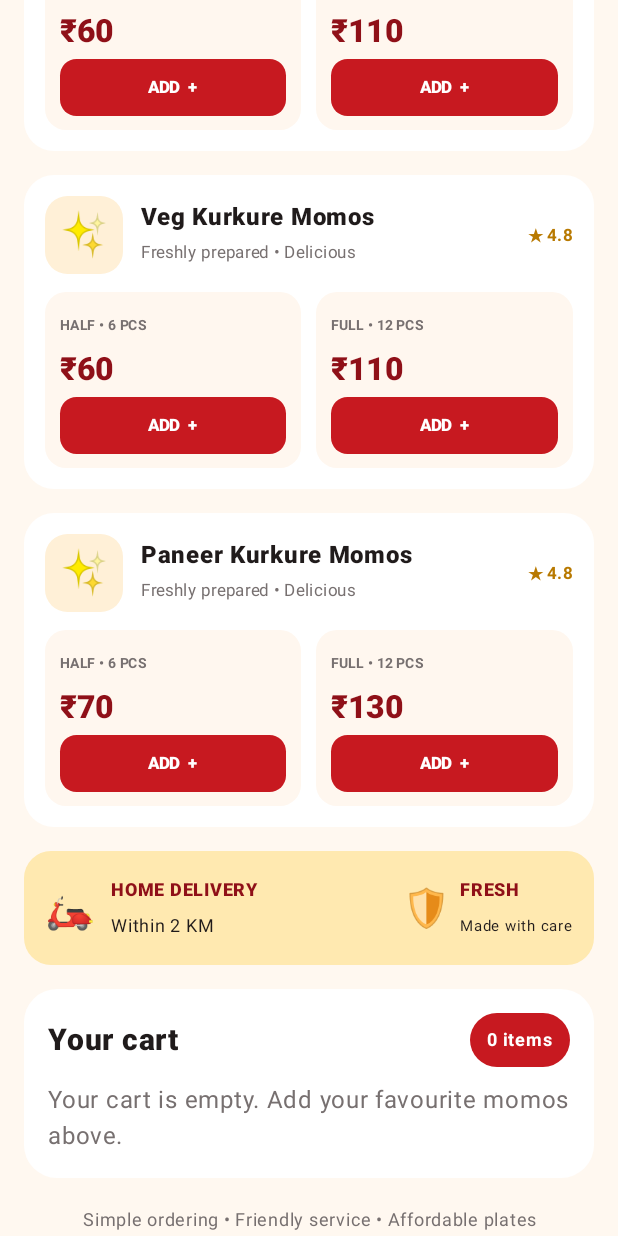
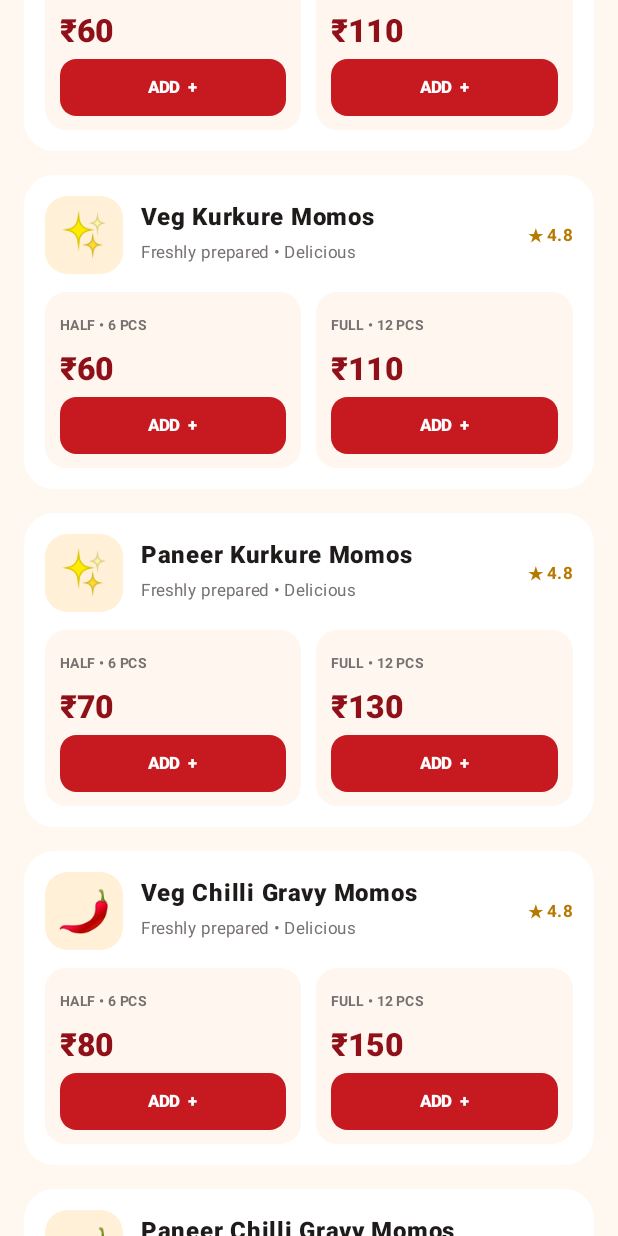
Before and after one commit to kanharohidas4-stack/KUHULU-MOMO, an Android app built with Jetpack Compose: the screen it shows after launch (MainActivity), scrolled down 1153 dp, on a phone screen of 412 x 824 dp. Run offline under Robolectric (Android 15) with nearby library versions, the phone set to English and light mode, and no system bars.

Commit message:
Complete customer menu with 8 items and Hindi-English UI

```diff
--- a/app/src/main/java/com/kuhulumomo/MainActivity.kt
+++ b/app/src/main/java/com/kuhulumomo/MainActivity.kt
@@ -38,20 +38,23 @@ class MainActivity : ComponentActivity() {
     }
 }
 
-private data class MenuItem(val name: String, val halfPrice: Int, val fullPrice: Int, val emoji: String)
+private data class MenuItem(val name: String, val hindiName: String, val halfPrice: Int, val fullPrice: Int, val emoji: String)
 private val menuItems = listOf(
-    MenuItem("Veg Steam Momos", 40, 80, "🥟"),
-    MenuItem("Paneer Steam Momos", 50, 100, "🥟"),
-    MenuItem("Veg Fried Momos", 50, 100, "🍽️"),
-    MenuItem("Paneer Fried Momos", 60, 110, "🍽️"),
-    MenuItem("Veg Kurkure Momos", 60, 110, "✨"),
-    MenuItem("Paneer Kurkure Momos", 70, 130, "✨")
+    MenuItem("Veg Steam Momos", "वेज स्टीम मोमोज़", 40, 80, "🥟"),
+    MenuItem("Paneer Steam Momos", "पनीर स्टीम मोमोज़", 50, 100, "🥟"),
+    MenuItem("Veg Fried Momos", "वेज फ्राइड मोमोज़", 50, 100, "🍽️"),
+    MenuItem("Paneer Fried Momos", "पनीर फ्राइड मोमोज़", 60, 110, "🍽️"),
+    MenuItem("Veg Kurkure Momos", "वेज कुरकुरे मोमोज़", 60, 110, "✨"),
+    MenuItem("Paneer Kurkure Momos", "पनीर कुरकुरे मोमोज़", 70, 130, "✨"),
+    MenuItem("Veg Chilli Gravy Momos", "वेज चिली ग्रेवी मोमोज़", 80, 150, "🌶️"),
+    MenuItem("Paneer Chilli Gravy Momos", "पनीर चिली ग्रेवी मोमोज़", 90, 170, "🌶️")
 )
 
 @Composable
 fun KuhuluMomoApp() {
     val isOwner = BuildConfig.APP_TYPE == "OWNER"
     val cart = remember { mutableStateMapOf<String, Int>() }
+    var hindi by remember { mutableStateOf(false) }
     var showCheckout by remember { mutableStateOf(false) }
     var selectedOwnerSection by remember { mutableStateOf("Overview") }
     val context = LocalContext.current
@@ -82,7 +85,7 @@ fun KuhuluMomoApp() {
                 contentPadding = PaddingValues(start = 16.dp, end = 16.dp, top = 12.dp, bottom = 28.dp),
                 verticalArrangement = Arrangement.spacedBy(16.dp)
             ) {
-                item { AppTopBar(isOwner) }
+                item { AppTopBar(isOwner, hindi) { hindi = !hindi } }
                 if (isOwner) {
                     item {
                         OwnerHero()
@@ -133,45 +136,46 @@ fun KuhuluMomoApp() {
                         Text("Your Owner App is the business control panel. Sales and profit figures will populate after records are connected.", color = Muted, fontSize = 12.sp)
                     }
                 } else {
-                    item { CustomerHero() }
+                    item { CustomerHero(hindi) }
                     item {
                         Row(verticalAlignment = Alignment.CenterVertically, horizontalArrangement = Arrangement.SpaceBetween, modifier = Modifier.fillMaxWidth()) {
                             Column {
-                                Text("Our menu", fontSize = 23.sp, fontWeight = FontWeight.ExtraBold, color = Ink)
-                                Text("Freshly made. Full of flavour.", color = Muted, fontSize = 13.sp)
+                                Text(if (hindi) "हमारा मेन्यू" else "Our menu", fontSize = 23.sp, fontWeight = FontWeight.ExtraBold, color = Ink)
+                                Text(if (hindi) "ताज़ा और स्वादिष्ट मोमोज़" else "Freshly made. Full of flavour.", color = Muted, fontSize = 13.sp)
                             }
                             Surface(color = Color(0xFFFFE6A0), shape = RoundedCornerShape(30.dp)) {
-                                Text("6 varieties", modifier = Modifier.padding(horizontal = 12.dp, vertical = 7.dp), color = DeepRed, fontWeight = FontWeight.Bold, fontSize = 12.sp)
+                                Text(if (hindi) "8 प्रकार" else "8 varieties", modifier = Modifier.padding(horizontal = 12.dp, vertical = 7.dp), color = DeepRed, fontWeight = FontWeight.Bold, fontSize = 12.sp)
                             }
                         }
                     }
                     items(menuItems) { item ->
                         MenuPriceCard(
                             item = item,
+                            hindi = hindi,
                             halfQuantity = cart["${item.name}|Half"] ?: 0,
                             fullQuantity = cart["${item.name}|Full"] ?: 0,
                             onAddHalf = { cart["${item.name}|Half"] = (cart["${item.name}|Half"] ?: 0) + 1 },
                             onAddFull = { cart["${item.name}|Full"] = (cart["${item.name}|Full"] ?: 0) + 1 }
                         )
                     }
-                    item { DeliveryTrustStrip() }
+                    item { DeliveryTrustStrip(hindi) }
                     item {
                         Card(shape = RoundedCornerShape(22.dp), colors = CardDefaults.cardColors(containerColor = Color.White)) {
                             Column(Modifier.padding(16.dp), verticalArrangement = Arrangement.spacedBy(10.dp)) {
                                 Row(verticalAlignment = Alignment.CenterVertically, horizontalArrangement = Arrangement.SpaceBetween, modifier = Modifier.fillMaxWidth()) {
-                                    Text("Your cart", fontSize = 20.sp, fontWeight = FontWeight.ExtraBold)
+                                    Text(if (hindi) "आपका कार्ट" else "Your cart", fontSize = 20.sp, fontWeight = FontWeight.ExtraBold)
                                     Surface(color = Red, shape = CircleShape) {
-                                        Text("$cartCount items", color = Color.White, modifier = Modifier.padding(horizontal = 11.dp, vertical = 6.dp), fontSize = 12.sp, fontWeight = FontWeight.Bold)
+                                        Text(if (hindi) "$cartCount आइटम" else "$cartCount items", color = Color.White, modifier = Modifier.padding(horizontal = 11.dp, vertical = 6.dp), fontSize = 12.sp, fontWeight = FontWeight.Bold)
                                     }
                                 }
                                 if (cartLines.isEmpty()) {
-                                    Text("Your cart is empty. Add your favourite momos above.", color = Muted)
+                                    Text(if (hindi) "कार्ट खाली है। ऊपर से मोमोज़ जोड़ें।" else "Your cart is empty. Add your favourite momos above.", color = Muted)
                                 } else {
                                     cartLines.forEach { line ->
                                         Row(verticalAlignment = Alignment.CenterVertically, modifier = Modifier.fillMaxWidth()) {
                                             Column(Modifier.weight(1f)) {
-                                                Text(line.item.name, fontWeight = FontWeight.SemiBold)
-                                                Text("${line.size} • ₹${line.price} × ${line.quantity}", color = Muted, fontSize = 12.sp)
+                                                Text(if (hindi) line.item.hindiName else line.item.name, fontWeight = FontWeight.SemiBold)
+                                                Text("${if (hindi) (if (line.size == "Half") "हाफ" else "फुल") else line.size} • ₹${line.price} × ${line.quantity}", color = Muted, fontSize = 12.sp)
                                             }
                                             TextButton(onClick = {
                                                 if (line.quantity <= 1) cart.remove(line.key) else cart[line.key] = line.quantity - 1
@@ -182,7 +186,7 @@ fun KuhuluMomoApp() {
                                     }
                                     HorizontalDivider()
                                     Row(Modifier.fillMaxWidth(), horizontalArrangement = Arrangement.SpaceBetween) {
-                                        Text("Total", fontWeight = FontWeight.Bold, fontSize = 18.sp)
+                                        Text(if (hindi) "कुल राशि" else "Total", fontWeight = FontWeight.Bold, fontSize = 18.sp)
                                         Text("₹$cartTotal", fontWeight = FontWeight.ExtraBold, fontSize = 22.sp, color = Red)
                                     }
                                     Button(
@@ -190,12 +194,12 @@ fun KuhuluMomoApp() {
                                         modifier = Modifier.fillMaxWidth().height(52.dp),
                                         shape = RoundedCornerShape(15.dp),
                                         colors = ButtonDefaults.buttonColors(containerColor = Red)
-                                    ) { Text("ORDER NOW  →", fontWeight = FontWeight.ExtraBold) }
+                                    ) { Text(if (hindi) "ऑर्डर करें  →" else "ORDER NOW  →", fontWeight = FontWeight.ExtraBold) }
                                 }
                             }
                         }
                     }
-                    item { Text("Simple ordering • Friendly service • Affordable plates", modifier = Modifier.fillMaxWidth(), textAlign = TextAlign.Center, color = Muted, fontSize = 12.sp) }
+                    item { Text(if (hindi) "आसान ऑर्डर • अच्छी सेवा • सही दाम" else "Simple ordering • Friendly service • Affordable plates", modifier = Modifier.fillMaxWidth(), textAlign = TextAlign.Center, color = Muted, fontSize = 12.sp) }
                 }
             }
         }
@@ -203,6 +207,7 @@ fun KuhuluMomoApp() {
 
     if (showCheckout && !isOwner) {
         CheckoutDialog(
+            hindi = hindi,
             onDismiss = { showCheckout = false },
             onShare = { customerName, phone, address ->
                 val orderText = buildString {
@@ -227,7 +232,7 @@ fun KuhuluMomoApp() {
 }
 
 @Composable
-private fun AppTopBar(isOwner: Boolean) {
+private fun AppTopBar(isOwner: Boolean, hindi: Boolean, onLanguageToggle: () -> Unit) {
     Row(verticalAlignment = Alignment.CenterVertically, modifier = Modifier.fillMaxWidth()) {
         BrandMark(Modifier.size(52.dp))
         Spacer(Modifier.width(10.dp))
@@ -235,8 +240,12 @@ private fun AppTopBar(isOwner: Boolean) {
             Text("KUHULU MOMO", fontWeight = FontWeight.Black, fontSize = 20.sp, color = DeepRed, letterSpacing = 0.3.sp)
             Text(if (isOwner) "OWNER • BUSINESS APP" else "FRESH • TASTY • AFFORDABLE", fontWeight = FontWeight.Bold, fontSize = 9.sp, color = Muted, letterSpacing = 1.sp)
         }
-        Surface(color = if (isOwner) Color(0xFFFFE7A3) else Color(0xFFFFE4E4), shape = RoundedCornerShape(30.dp)) {
-            Text(if (isOwner) "OWNER" else "CUSTOMER", color = DeepRed, fontSize = 10.sp, fontWeight = FontWeight.ExtraBold, modifier = Modifier.padding(horizontal = 10.dp, vertical = 7.dp))
+        if (!isOwner) {
+            TextButton(onClick = onLanguageToggle) { Text(if (hindi) "English" else "हिंदी") }
+        } else {
+            Surface(color = Color(0xFFFFE7A3), shape = RoundedCornerShape(30.dp)) {
+                Text("OWNER", color = DeepRed, fontSize = 10.sp, fontWeight = FontWeight.ExtraBold, modifier = Modifier.padding(horizontal = 10.dp, vertical = 7.dp))
+            }
         }
     }
 }
@@ -253,7 +262,7 @@ private fun BrandMark(modifier: Modifier = Modifier) {
 }
 
 @Composable
-private fun CustomerHero() {
+private fun CustomerHero(hindi: Boolean) {
     Column(
         modifier = Modifier.fillMaxWidth().clip(RoundedCornerShape(26.dp))
             .background(Brush.linearGradient(listOf(DeepRed, Red, Color(0xFFDF3B28))))
@@ -270,9 +279,9 @@ private fun CustomerHero() {
         }
         Row(verticalAlignment = Alignment.CenterVertically, horizontalArrangement = Arrangement.spacedBy(7.dp)) {
             Surface(color = Yellow, shape = RoundedCornerShape(30.dp)) {
-                Text("EXPLORE MENU  ↓", color = DeepRed, fontWeight = FontWeight.ExtraBold, fontSize = 11.sp, modifier = Modifier.padding(horizontal = 14.dp, vertical = 9.dp))
+                Text(if (hindi) "मेन्यू देखें  ↓" else "EXPLORE MENU  ↓", color = DeepRed, fontWeight = FontWeight.ExtraBold, fontSize = 11.sp, modifier = Modifier.padding(horizontal = 14.dp, vertical = 9.dp))
             }
-            Text("Made fresh • Served hot", color = Color.White, fontSize = 10.sp)
+            Text(if (hindi) "ताज़ा बने • गरमा-गरम" else "Made fresh • Served hot", color = Color.White, fontSize = 10.sp)
         }
     }
 }
@@ -327,7 +336,7 @@ private fun OwnerActionCard(title: String, detail: String, emoji: String, select
 }
 
 @Composable
-private fun MenuPriceCard(item: MenuItem, halfQuantity: Int, fullQuantity: Int, onAddHalf: () -> Unit, onAddFull: () -> Unit) {
+private fun MenuPriceCard(item: MenuItem, hindi: Boolean, halfQuantity: Int, fullQuantity: Int, onAddHalf: () -> Unit, onAddFull: () -> Unit) {
     Card(shape = RoundedCornerShape(20.dp), colors = CardDefaults.cardColors(containerColor = Color.White)) {
         Column(Modifier.padding(14.dp), verticalArrangement = Arrangement.spacedBy(12.dp)) {
             Row(verticalAlignment = Alignment.CenterVertically) {
@@ -336,21 +345,21 @@ private fun MenuPriceCard(item: MenuItem, halfQuantity: Int, fullQuantity: Int,
                 }
                 Spacer(Modifier.width(12.dp))
                 Column(Modifier.weight(1f)) {
-                    Text(item.name, fontWeight = FontWeight.ExtraBold, fontSize = 16.sp, color = Ink)
-                    Text("Freshly prepared • Delicious", color = Muted, fontSize = 11.sp)
+                    Text(if (hindi) item.hindiName else item.name, fontWeight = FontWeight.ExtraBold, fontSize = 16.sp, color = Ink)
+                    Text(if (hindi) "ताज़ा तैयार • स्वादिष्ट" else "Freshly prepared • Delicious", color = Muted, fontSize = 11.sp)
                 }
                 Text("★ 4.8", color = Color(0xFFB87900), fontWeight = FontWeight.Bold, fontSize = 11.sp)
             }
             Row(horizontalArrangement = Arrangement.spacedBy(10.dp)) {
-                PriceOption("HALF • 6 PCS", item.halfPrice, halfQuantity, onAddHalf, Modifier.weight(1f))
-                PriceOption("FULL • 12 PCS", item.fullPrice, fullQuantity, onAddFull, Modifier.weight(1f))
+                PriceOption(if (hindi) "हाफ • 6 पीस" else "HALF • 6 PCS", item.halfPrice, halfQuantity, onAddHalf, Modifier.weight(1f), hindi)
+                PriceOption(if (hindi) "फुल • 12 पीस" else "FULL • 12 PCS", item.fullPrice, fullQuantity, onAddFull, Modifier.weight(1f), hindi)
             }
         }
     }
 }
 
 @Composable
-private fun PriceOption(label: String, price: Int, quantity: Int, onAdd: () -> Unit, modifier: Modifier = Modifier) {
+private fun PriceOption(label: String, price: Int, quantity: Int, onAdd: () -> Unit, modifier: Modifier = Modifier, hindi: Boolean = false) {
     Column(modifier.clip(RoundedCornerShape(14.dp)).background(Color(0xFFFFF7EF)).padding(10.dp), verticalArrangement = Arrangement.spacedBy(5.dp)) {
         Text(label, fontSize = 9.sp, fontWeight = FontWeight.Bold, color = Muted)
         Text("₹$price", fontSize = 21.sp, fontWeight = FontWeight.Black, color = DeepRed)
@@ -360,25 +369,25 @@ private fun PriceOption(label: String, price: Int, quantity: Int, onAdd: () -> U
             contentPadding = PaddingValues(horizontal = 6.dp, vertical = 0.dp),
             shape = RoundedCornerShape(11.dp),
             colors = ButtonDefaults.buttonColors(containerColor = Red)
-        ) { Text(if (quantity == 0) "ADD  +" else "ADD  +$quantity", fontSize = 11.sp, fontWeight = FontWeight.ExtraBold) }
+        ) { Text(if (hindi) (if (quantity == 0) "जोड़ें  +" else "जोड़ें  +$quantity") else (if (quantity == 0) "ADD  +" else "ADD  +$quantity"), fontSize = 11.sp, fontWeight = FontWeight.ExtraBold) }
     }
 }
 
 @Composable
-private fun DeliveryTrustStrip() {
+private fun DeliveryTrustStrip(hindi: Boolean) {
     Card(shape = RoundedCornerShape(18.dp), colors = CardDefaults.cardColors(containerColor = Color(0xFFFFE9B0))) {
         Row(Modifier.fillMaxWidth().padding(14.dp), verticalAlignment = Alignment.CenterVertically) {
             Text("🛵", fontSize = 27.sp)
             Spacer(Modifier.width(10.dp))
             Column(Modifier.weight(1f)) {
-                Text("HOME DELIVERY", fontWeight = FontWeight.ExtraBold, color = DeepRed, fontSize = 12.sp)
-                Text("Within 2 KM", color = Ink, fontSize = 12.sp)
+                Text(if (hindi) "होम डिलीवरी" else "HOME DELIVERY", fontWeight = FontWeight.ExtraBold, color = DeepRed, fontSize = 12.sp)
+                Text(if (hindi) "2 KM के अंदर" else "Within 2 KM", color = Ink, fontSize = 12.sp)
             }
             Text("🛡️", fontSize = 25.sp)
             Spacer(Modifier.width(6.dp))
             Column {
-                Text("FRESH", fontWeight = FontWeight.ExtraBold, color = DeepRed, fontSize = 12.sp)
-                Text("Made with care", color = Ink, fontSize = 10.sp)
+                Text(if (hindi) "ताज़ा" else "FRESH", fontWeight = FontWeight.ExtraBold, color = DeepRed, fontSize = 12.sp)
+                Text(if (hindi) "प्यार से तैयार" else "Made with care", color = Ink, fontSize = 10.sp)
             }
         }
     }
@@ -387,25 +396,25 @@ private fun DeliveryTrustStrip() {
 private data class CartLine(val item: MenuItem, val size: String, val price: Int, val quantity: Int, val key: String)
 
 @Composable
-private fun CheckoutDialog(onDismiss: () -> Unit, onShare: (String, String, String) -> Unit) {
+private fun CheckoutDialog(hindi: Boolean, onDismiss: () -> Unit, onShare: (String, String, String) -> Unit) {
     var name by remember { mutableStateOf("") }
     var phone by remember { mutableStateOf("") }
     var address by remember { mutableStateOf("") }
     val ready = name.isNotBlank() && phone.length == 10 && address.isNotBlank()
     AlertDialog(
         onDismissRequest = onDismiss,
-        title = { Text("Your delivery details", fontWeight = FontWeight.Bold) },
+        title = { Text(if (hindi) "डिलीवरी की जानकारी" else "Your delivery details", fontWeight = FontWeight.Bold) },
         text = {
             Column(verticalArrangement = Arrangement.spacedBy(8.dp)) {
-                OutlinedTextField(value = name, onValueChange = { name = it }, label = { Text("Full name") }, singleLine = true)
-                OutlinedTextField(value = phone, onValueChange = { phone = it.filter(Char::isDigit).take(10) }, label = { Text("10-digit mobile number") }, singleLine = true)
-                OutlinedTextField(value = address, onValueChange = { address = it }, label = { Text("Full delivery address") })
-                Text("Delivery is available within 2 KM.", color = Muted, fontSize = 12.sp)
+                OutlinedTextField(value = name, onValueChange = { name = it }, label = { Text(if (hindi) "आपका पूरा नाम" else "Full name") }, singleLine = true)
+                OutlinedTextField(value = phone, onValueChange = { phone = it.filter(Char::isDigit).take(10) }, label = { Text(if (hindi) "10 अंकों का मोबाइल नंबर" else "10-digit mobile number") }, singleLine = true)
+                OutlinedTextField(value = address, onValueChange = { address = it }, label = { Text(if (hindi) "डिलीवरी का पूरा पता" else "Full delivery address") })
+                Text(if (hindi) "डिलीवरी केवल 2 KM के अंदर उपलब्ध है।" else "Delivery is available within 2 KM.", color = Muted, fontSize = 12.sp)
             }
         },
         confirmButton = {
-            Button(onClick = { onShare(name.trim(), phone, address.trim()) }, enabled = ready) { Text("SHARE ORDER") }
+            Button(onClick = { onShare(name.trim(), phone, address.trim()) }, enabled = ready) { Text(if (hindi) "ऑर्डर शेयर करें" else "SHARE ORDER") }
         },
-        dismissButton = { TextButton(onClick = onDismiss) { Text("Cancel") } }
+        dismissButton = { TextButton(onClick = onDismiss) { Text(if (hindi) "रद्द करें" else "Cancel") } }
     )
 }
```
